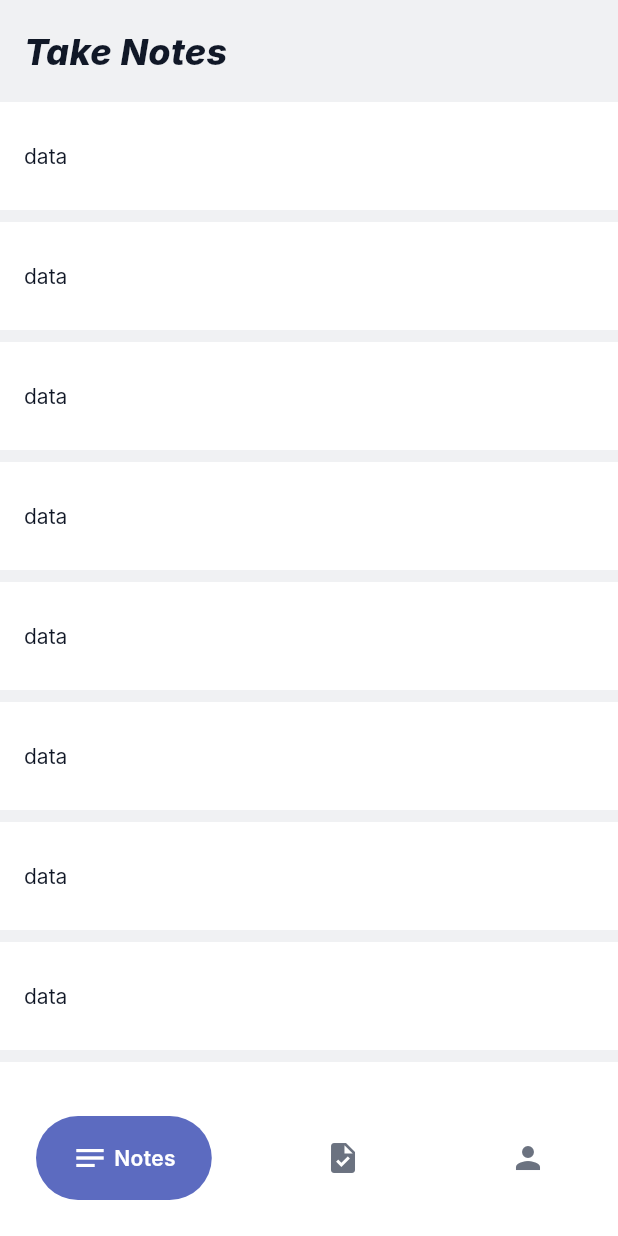
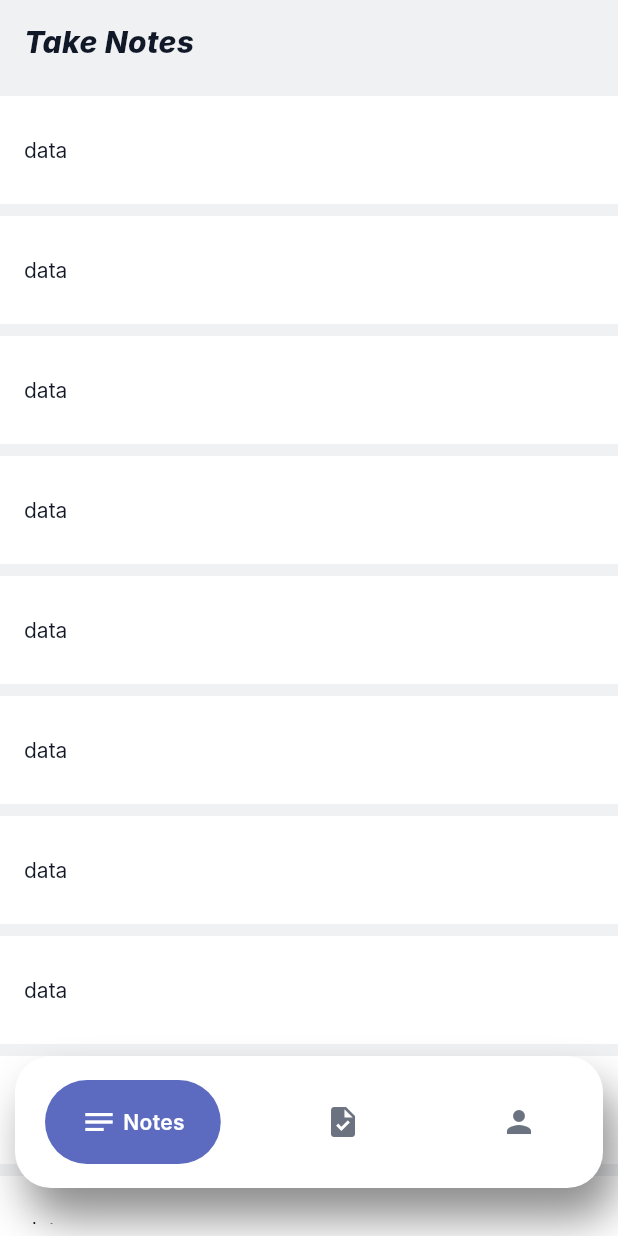
Before and after one commit to MarquiThiago/Donezy, a Flutter app: the screen it shows once a user with an empty profile is signed in, on a phone screen of 412 x 824 dp. Run offline on Flutter 3.47's test engine with Material 3 defaults, Android fonts, the phone set to English and light mode, and no system bars; drawn by our look-alikes of google_nav_bar; our stand-ins replace cloud_firestore, dartz, equatable, firebase_auth, firebase_core, flutter_bloc and 4 more; missing offline and left inert: theme_tailor_annotation; accounts and stored records are empty; Roboto replaces fonts that are missing (Inter).

Commit message:
feat(Auth): Add a new style for the bottomNavBar

```diff
--- a/lib/app_shell.dart
+++ b/lib/app_shell.dart
@@ -7,7 +7,7 @@ import 'package:donezy_app/src/modules/auth/presentation/auth_screen.dart';
 import 'package:donezy_app/src/modules/common/infrastructure/injection/injection.dart';
 import 'package:donezy_app/src/modules/global/theme_mode/blocs/set_theme_mode/set_theme_mode_bloc.dart';
 import 'package:donezy_app/src/modules/global/theme_mode/blocs/watch_theme_mode/watch_theme_mode_bloc.dart';
-import 'package:donezy_app/src/modules/home/initial_screen.dart';
+import 'package:donezy_app/src/modules/home/presentation/screens/initial_screen.dart';
 import 'package:flutter/material.dart';
 import 'package:flutter_bloc/flutter_bloc.dart';
 import 'package:provider/provider.dart';
@@ -37,8 +37,8 @@ class AppShell extends StatelessWidget {
                 builder: (context, state) {
                   return switch (state) {
                     WatchAuthInitial() || WatchAuthLoading() => const Center(
-                        child: CircularProgressIndicator.adaptive(),
-                      ),
+                      child: CircularProgressIndicator.adaptive(),
+                    ),
                     Authenticated() => const InitialScreen(),
                     _ => const AuthScreen(),
                   };
--- a/lib/src/modules/home/initial_screen.dart
+++ /dev/null
@@ -1,55 +0,0 @@
-import 'package:design_system/design_system_export.dart';
-import 'package:donezy_app/src/modules/common/domain/const/const_strings.dart';
-import 'package:donezy_app/src/modules/note/presentation/pages/notes_page.dart';
-import 'package:donezy_app/src/modules/profile/presentation/pages/profile_page.dart';
-import 'package:donezy_app/src/modules/task/presentation/pages/task_page.dart';
-import 'package:flutter/material.dart';
-import 'package:google_nav_bar/google_nav_bar.dart';
-
-class InitialScreen extends StatefulWidget {
-  const InitialScreen({super.key});
-
-  @override
-  State<InitialScreen> createState() => _InitialScreenState();
-}
-
-class _InitialScreenState extends State<InitialScreen> {
-  final List<Widget> pages = const [NotesPage(), TaskPage(), ProfilePage()];
-  int index = 0;
-
-  @override
-  Widget build(BuildContext context) {
-    return Scaffold(
-      body: pages[index],
-      bottomNavigationBar: Material(
-        color: Theme.of(context).colorScheme.surface,
-        child: Padding(
-          padding: const EdgeInsets.symmetric(
-            vertical: DSSpace.large,
-            horizontal: DSSpace.medium,
-          ),
-          child: GNav(
-            backgroundColor: Theme.of(context).colorScheme.surface,
-            padding: EdgeInsetsGeometry.symmetric(
-              horizontal: DSSpace.large,
-              vertical: DSSpace.medium,
-            ),
-            gap: DSSpace.xSmall,
-            tabMargin: EdgeInsets.symmetric(horizontal: DSSpace.small),
-            tabBackgroundColor: Theme.of(context).colorScheme.primary,
-            activeColor: Theme.of(context).colorScheme.onPrimary,
-            color: Theme.of(context).colorScheme.onSurfaceVariant,
-            tabs: [
-              GButton(icon: Icons.notes, text: ConstStrings.notes),
-              GButton(icon: Icons.task, text: ConstStrings.tasks),
-              GButton(icon: Icons.person, text: ConstStrings.profile),
-            ],
-            onTabChange: (newIndex) => setState(() {
-              index = newIndex;
-            }),
-          ),
-        ),
-      ),
-    );
-  }
-}
--- /dev/null
+++ b/lib/src/modules/home/presentation/screens/initial_screen.dart
@@ -0,0 +1,40 @@
+import 'package:design_system/design_system_export.dart';
+import 'package:donezy_app/src/modules/home/presentation/widgets/floating_bottom_nav_bar.dart';
+import 'package:donezy_app/src/modules/note/presentation/pages/notes_page.dart';
+import 'package:donezy_app/src/modules/profile/presentation/pages/profile_page.dart';
+import 'package:donezy_app/src/modules/task/presentation/pages/task_page.dart';
+import 'package:flutter/material.dart';
+
+class InitialScreen extends StatefulWidget {
+  const InitialScreen({super.key});
+
+  @override
+  State<InitialScreen> createState() => _InitialScreenState();
+}
+
+class _InitialScreenState extends State<InitialScreen> {
+  final List<Widget> pages = const [NotesPage(), TaskPage(), ProfilePage()];
+  int index = 0;
+
+  @override
+  Widget build(BuildContext context) {
+    return Scaffold(
+      body: Stack(
+        children: [
+          pages[index],
+          Positioned(
+            bottom: DSSpace.xLarge,
+            left: 10,
+            right: 10,
+            child: FloatingBottomNavBar(
+              index: index,
+              onTabChange: (newIndex) => setState(() {
+                index = newIndex;
+              }),
+            ),
+          ),
+        ],
+      ),
+    );
+  }
+}
--- /dev/null
+++ b/lib/src/modules/home/presentation/widgets/floating_bottom_nav_bar.dart
@@ -0,0 +1,54 @@
+import 'package:design_system/design_system_export.dart';
+import 'package:donezy_app/src/modules/common/domain/const/const_strings.dart';
+import 'package:flutter/material.dart';
+import 'package:google_nav_bar/google_nav_bar.dart';
+
+class FloatingBottomNavBar extends StatelessWidget {
+  const FloatingBottomNavBar({
+    super.key,
+    required this.index,
+    required this.onTabChange,
+  });
+
+  final int index;
+  final Function(int) onTabChange;
+
+  @override
+  Widget build(BuildContext context) {
+    return Container(
+      padding: EdgeInsets.symmetric(
+        horizontal: DSSpace.xSmall,
+        vertical: DSSpace.medium,
+      ),
+      decoration: BoxDecoration(
+        color: Theme.of(context).colorScheme.surface,
+        borderRadius: BorderRadius.all(DSProperty.radiusXLarge),
+        boxShadow: [
+          BoxShadow(
+            color: Colors.black45,
+            blurRadius: 25,
+            offset: const Offset(8, 20),
+          ),
+        ],
+      ),
+      child: GNav(
+        backgroundColor: Colors.transparent,
+        padding: EdgeInsetsGeometry.symmetric(
+          horizontal: DSSpace.large,
+          vertical: DSSpace.medium,
+        ),
+        gap: DSSpace.xSmall,
+        tabMargin: EdgeInsets.symmetric(horizontal: DSSpace.medium),
+        tabBackgroundColor: Theme.of(context).colorScheme.primary,
+        activeColor: Theme.of(context).colorScheme.onPrimary,
+        color: Theme.of(context).colorScheme.onSurfaceVariant,
+        tabs: [
+          GButton(icon: Icons.notes, text: ConstStrings.notes),
+          GButton(icon: Icons.task, text: ConstStrings.tasks),
+          GButton(icon: Icons.person, text: ConstStrings.profile),
+        ],
+        onTabChange: onTabChange,
+      ),
+    );
+  }
+}
--- a/lib/src/modules/note/presentation/pages/notes_page.dart
+++ b/lib/src/modules/note/presentation/pages/notes_page.dart
@@ -8,19 +8,18 @@ class NotesPage extends StatelessWidget {
 
   @override
   Widget build(BuildContext context) {
-    return SafeArea(
-      child: Scaffold(
-        body: Column(
-          crossAxisAlignment: CrossAxisAlignment.start,
-          children: [
-            Padding(
-              padding: const EdgeInsets.all(DSSpace.medium),
-              child: Text(
+    return Scaffold(
+      appBar: AppBar(
+        centerTitle: false,
+        title: Text(
           ConstStrings.takeNotes,
-                style: Theme.of(context).textTheme.titleMedium,
+          style: Theme.of(context).textTheme.titleSmall,
         ),
+        elevation: 0,
+        backgroundColor: Theme.of(context).colorScheme.surfaceDim,
       ),
-            Expanded(
+      body: Padding(
+        padding: const EdgeInsets.symmetric(vertical: DSSpace.small),
         child: ListView.separated(
           separatorBuilder: (context, index) => DSBoxSpace.small(),
           itemCount: 20,
@@ -28,9 +27,6 @@ class NotesPage extends StatelessWidget {
               ListTile(title: Text(ConstStrings.data)),
         ),
       ),
-          ],
-        ),
-      ),
     );
   }
 }
```
Lines whose indentation alone changed are shown as unchanged.
